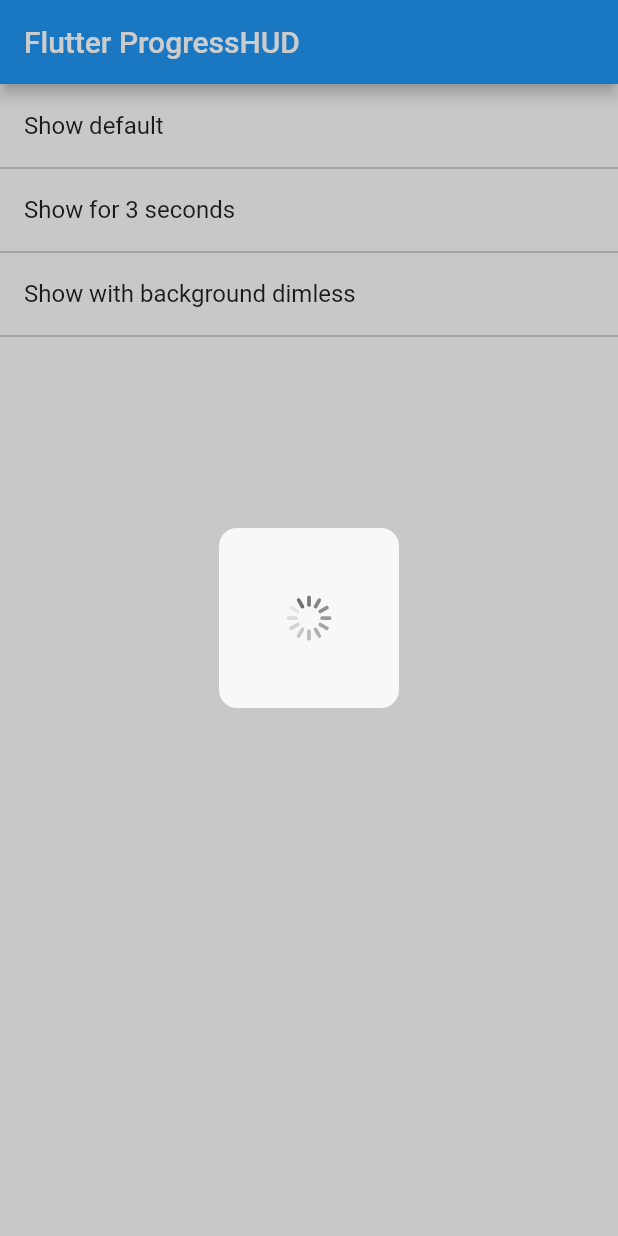
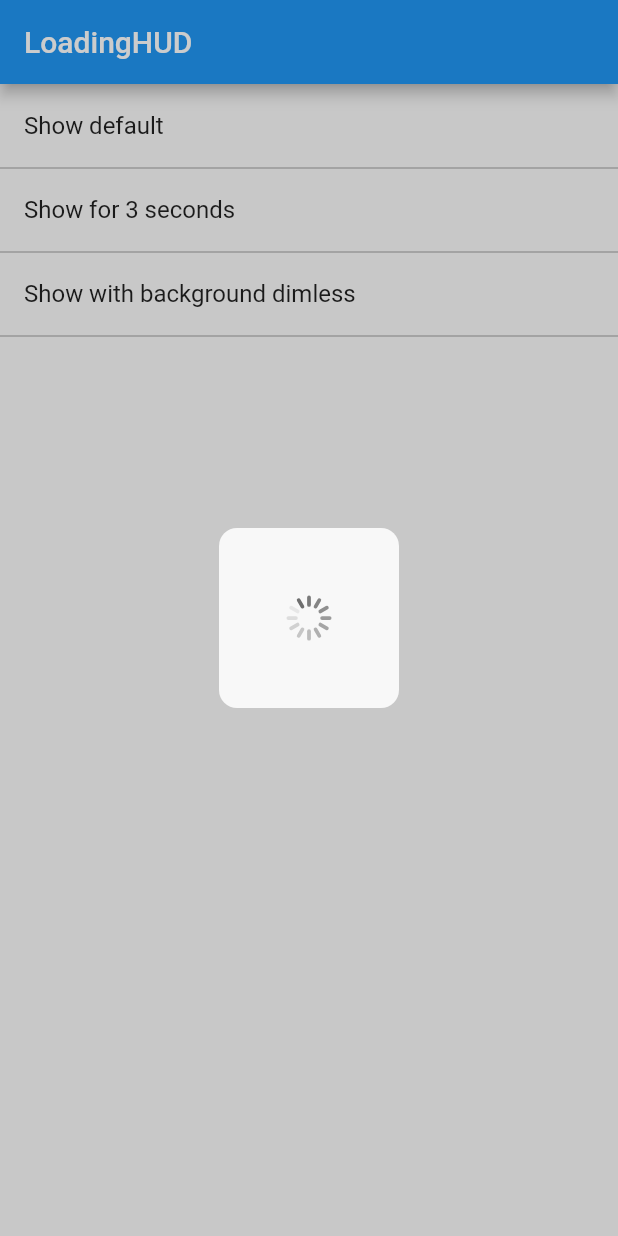
Before and after one commit to chenglei1986/loading_hud, a Flutter app: the screen it shows after launch, after a tap on "Show default", on a phone screen of 412 x 824 dp. Run offline on Flutter 3.47's test engine with Material 2 defaults, Android fonts, the phone set to English and light mode, and no system bars.

Commit message:
upload source code

```diff
--- a/example/lib/main.dart
+++ b/example/lib/main.dart
@@ -1,5 +1,5 @@
 import 'package:flutter/material.dart';
-import 'package:flutter_progress_hud/flutter_progress_hud.dart';
+import 'package:loading_hud/loading_hud.dart';
 
 void main() => runApp(MyApp());
 
@@ -7,7 +7,7 @@ class MyApp extends StatelessWidget {
   @override
   Widget build(BuildContext context) {
     return MaterialApp(
-      title: 'Flutter ProgressHUD',
+      title: 'LoadingHUD',
       theme: ThemeData(
         primarySwatch: Colors.blue,
       ),
@@ -21,7 +21,7 @@ class MyHomePage extends StatelessWidget {
   Widget build(BuildContext context) {
     return Scaffold(
       appBar: AppBar(
-        title: Text('Flutter ProgressHUD'),
+        title: Text('LoadingHUD'),
       ),
       body: ListView(
         children: <Widget>[
@@ -56,8 +56,8 @@ class MyHomePage extends StatelessWidget {
     );
   }
 
-  FlutterProgressHud _buildDefaultHud(BuildContext context) {
-    return FlutterProgressHud(
+  LoadingHud _buildDefaultHud(BuildContext context) {
+    return LoadingHud(
       context,
       cancelable: true,
       canceledOnTouchOutside: true,
@@ -67,8 +67,8 @@ class MyHomePage extends StatelessWidget {
     );
   }
 
-  FlutterProgressHud _buildUnCancelableHud(BuildContext context) {
-    return FlutterProgressHud(
+  LoadingHud _buildUnCancelableHud(BuildContext context) {
+    return LoadingHud(
       context,
       cancelable: false,
       canceledOnTouchOutside: false,
@@ -78,8 +78,8 @@ class MyHomePage extends StatelessWidget {
     );
   }
 
-  FlutterProgressHud _buildNoDimBackgroundHud(BuildContext context) {
-    return FlutterProgressHud(
+  LoadingHud _buildNoDimBackgroundHud(BuildContext context) {
+    return LoadingHud(
       context,
       cancelable: true,
       canceledOnTouchOutside: true,
--- a/example/pubspec.yaml
+++ b/example/pubspec.yaml
@@ -27,7 +27,7 @@ dependencies:
   # The following adds the Cupertino Icons font to your application.
   # Use with the CupertinoIcons class for iOS style icons.
   cupertino_icons: ^0.1.2
-  flutter_progress_hud:
+  loading_hud:
     path: ../
 
 dev_dependencies:
--- a/lib/flutter_progress_hud.dart
+++ b/lib/loading_hud.dart
@@ -2,7 +2,7 @@ import 'dart:async';
 import 'package:flutter/widgets.dart';
 import 'dart:math' as Math;
 
-class FlutterProgressHud {
+class LoadingHud {
   final BuildContext context;
   final bool cancelable;
   final bool canceledOnTouchOutside;
@@ -10,7 +10,7 @@ class FlutterProgressHud {
   final Color hudColor;
   final Color indicatorColor;
 
-  FlutterProgressHud(this.context, {
+  LoadingHud(this.context, {
     this.cancelable,
     this.canceledOnTouchOutside = true,
     this.dimBackground = true,
@@ -67,7 +67,7 @@ class _HudContentState extends State<_HudContent> {
         width: 120,
         height: 120,
         alignment: Alignment.center,
-        child: ProgressIndicator(widget.indicatorColor),
+        child: LoadingIndicator(widget.indicatorColor),
         decoration: BoxDecoration(
           borderRadius: BorderRadius.all(
             Radius.circular(12),
@@ -79,22 +79,22 @@ class _HudContentState extends State<_HudContent> {
   }
 }
 
-class ProgressIndicator extends StatefulWidget {
+class LoadingIndicator extends StatefulWidget {
   final Paint p;
   final Color color;
   final leavesCount = 12;
   final leaveColors = <Color>[];
   final Path path = Path();
 
-  ProgressIndicator(this.color,) : p = Paint()
+  LoadingIndicator(this.color,) : p = Paint()
     ..isAntiAlias = true
     ..style = PaintingStyle.fill;
 
   @override
-  _ProgressIndicatorState createState() => _ProgressIndicatorState();
+  _LoadingIndicatorState createState() => _LoadingIndicatorState();
 }
 
-class _ProgressIndicatorState extends State<ProgressIndicator> {
+class _LoadingIndicatorState extends State<LoadingIndicator> {
   Timer timer;
   double rotateDegree = 0;
 
--- a/pubspec.yaml
+++ b/pubspec.yaml
@@ -1,7 +1,7 @@
-name: flutter_progress_hud
-description: ProgressHUD for Flutter.
+name: loading_hud
+description: A dialog with a loading indicator.
 version: 0.1.0
-homepage: https://github.com/chenglei1986/flutter_progress_hud
+homepage: https://github.com/chenglei1986/loading_hud
 
 environment:
   sdk: ">=2.1.0 <3.0.0"
```
Also changed, not shown: example/pubspec.lock, 4 other files.
